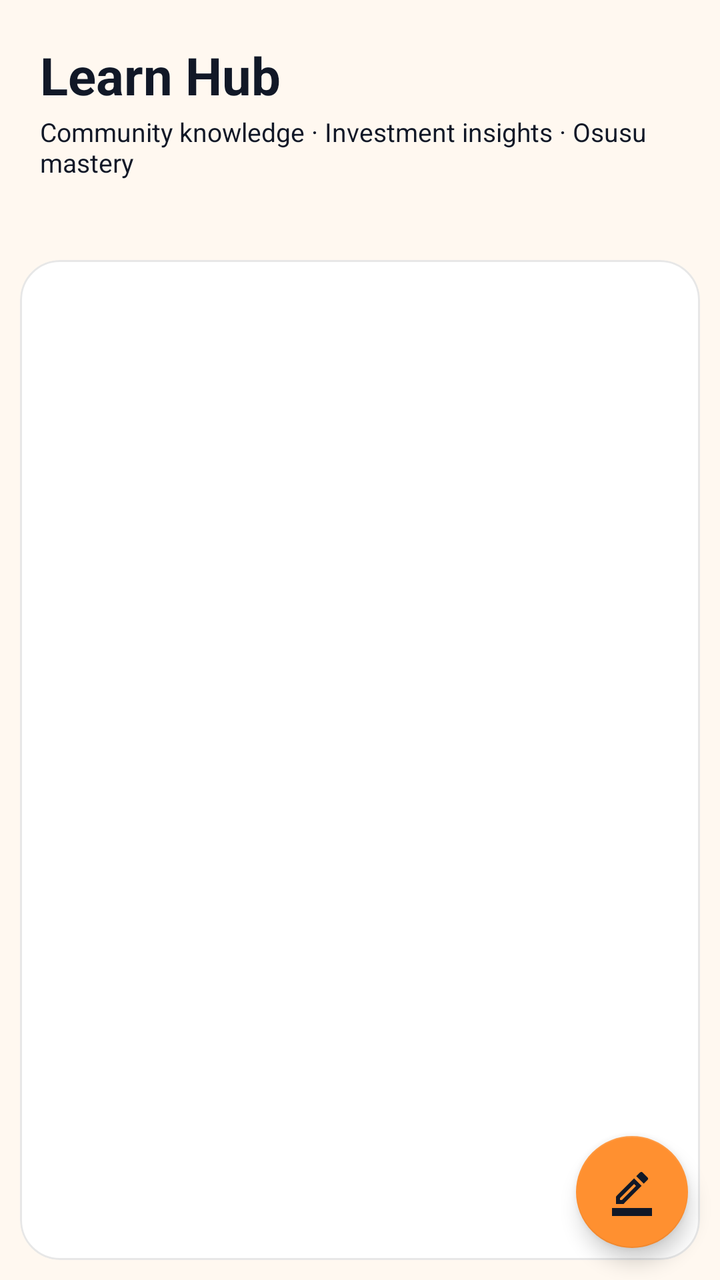
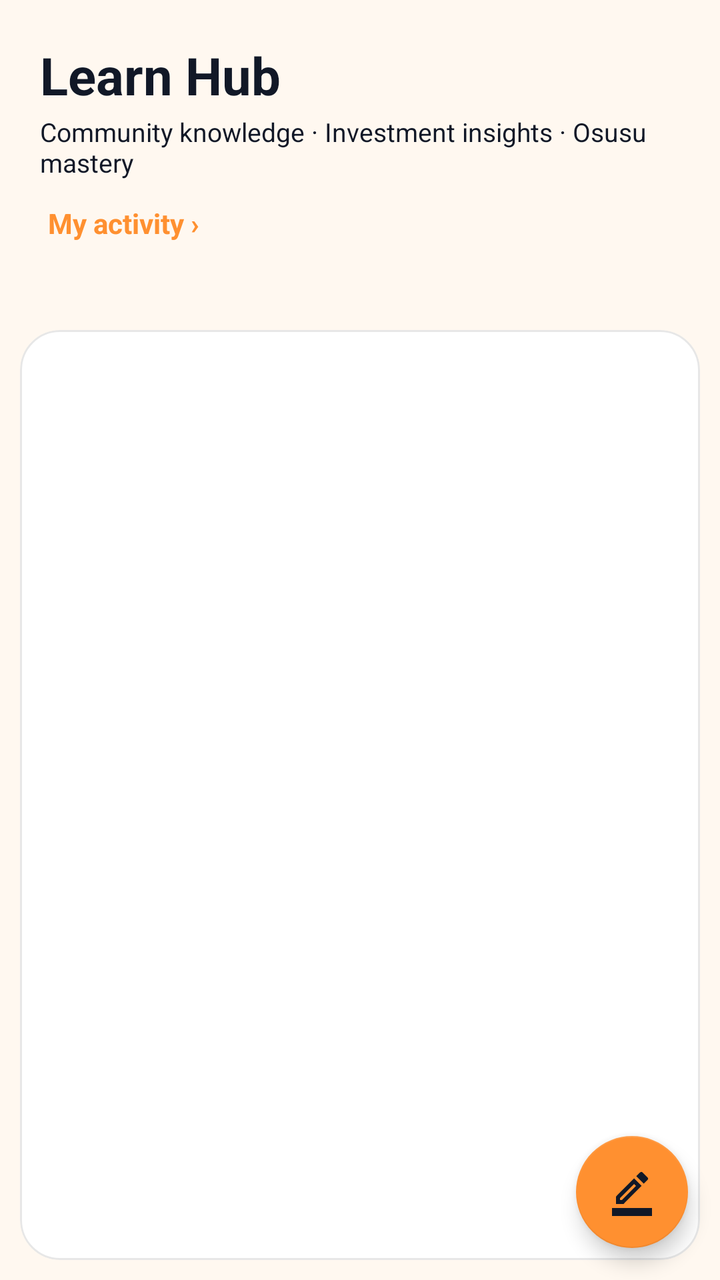

Compare the two renders of this Android layout. The source of the first and the diff that turns it into the second are given below.
<!-- AndroidManifest.xml: application theme AppTheme -->
<!-- res/layout/learn_fragment.xml -->
<androidx.coordinatorlayout.widget.CoordinatorLayout
	xmlns:android="http://schemas.android.com/apk/res/android"
	xmlns:app="http://schemas.android.com/apk/res-auto"
	xmlns:tools="http://schemas.android.com/tools"
	android:id="@+id/_coordinator"
	android:layout_width="match_parent"
	android:layout_height="match_parent">
	<LinearLayout
		android:layout_width="match_parent"
		android:layout_height="match_parent"
		android:orientation="vertical"
		android:background="@android:color/transparent"
		android:id="@+id/_main">
		<androidx.core.widget.NestedScrollView
			android:id="@+id/vscroll8"
			android:layout_width="match_parent"
			android:layout_height="match_parent"
			android:fillViewport="true"
			android:overScrollMode="never">
			<LinearLayout
				android:id="@+id/linear1"
				android:layout_width="match_parent"
				android:layout_height="match_parent"
				android:background="@android:color/transparent"
				android:orientation="vertical">
				<TextView
					android:id="@+id/textview1"
					android:layout_width="wrap_content"
					android:layout_height="wrap_content"
					android:layout_marginLeft="20dp"
					android:layout_marginTop="20dp"
					android:text="Learn Hub"
					android:textSize="26sp"
					android:textStyle="bold" />
				<TextView
					android:id="@+id/textview2"
					android:layout_width="wrap_content"
					android:layout_height="wrap_content"
					android:layout_marginLeft="20dp"
					android:layout_marginTop="2dp"
					android:layout_marginRight="20dp"
					android:text="Community knowledge · Investment insights · Osusu mastery"
					android:textSize="13sp" />
				<androidx.recyclerview.widget.RecyclerView
					android:id="@+id/recyclerview1"
					android:layout_width="match_parent"
					android:layout_height="wrap_content"
					android:layout_marginLeft="10dp"
					android:layout_marginTop="16dp"
					android:layout_marginRight="10dp"
					android:layout_marginBottom="8dp"
					android:paddingStart="10dp"
					android:paddingEnd="10dp"
					android:clipToPadding="false"
					app:layoutManager="androidx.recyclerview.widget.LinearLayoutManager" />
				<com.google.android.material.card.MaterialCardView
					android:id="@+id/cardview14"
					android:layout_width="match_parent"
					android:layout_height="0dp"
					android:layout_marginLeft="10dp"
					android:layout_marginTop="16dp"
					android:layout_marginRight="10dp"
					android:layout_marginBottom="10dp"
					app:cardBackgroundColor="@color/colorSurface"
					android:layout_weight="1"
					app:cardCornerRadius="20dp"
					app:cardElevation="0dp"
					app:strokeWidth="1dp"
					app:strokeColor="@color/whiteFaint10">
					<androidx.recyclerview.widget.RecyclerView
						android:id="@+id/recyclerview2"
						android:layout_width="match_parent"
						android:layout_height="match_parent"
						android:paddingLeft="5dp"
						android:paddingTop="8dp"
						android:paddingRight="5dp"
						android:paddingBottom="8dp"
						android:background="@android:color/transparent"
						android:clipToPadding="false"
						android:nestedScrollingEnabled="true"
						app:layoutManager="androidx.recyclerview.widget.LinearLayoutManager" />
				</com.google.android.material.card.MaterialCardView>
			</LinearLayout>
		</androidx.core.widget.NestedScrollView>
	</LinearLayout>
	<com.google.android.material.floatingactionbutton.FloatingActionButton
		android:id="@+id/_fab"
		android:layout_width="wrap_content"
		android:layout_height="wrap_content"
		android:layout_margin="16dp"
		android:layout_gravity="right|bottom"
		app:srcCompat="@drawable/icon_border_color_twotone" />
</androidx.coordinatorlayout.widget.CoordinatorLayout>
<!-- resources referenced by this layout -->
<resources>
  <color name="colorSurface">#FFFFFF</color>
  <color name="whiteFaint10">#18000000</color>
  <!-- drawable icon_border_color_twotone (drawable-xhdpi) -->
  <?xml version='1.0' encoding='UTF-8' standalone='yes' ?>
  <vector xmlns:android="http://schemas.android.com/apk/res/android" android:width="48dp" android:height="48dp" android:viewportWidth="24.0" android:viewportHeight="24.0"><path android:pathData="M16.81 8.94l-3.75-3.75L4 14.25V18h3.75l9.06-9.06zM6 16v-.92l7.06-7.06l.92.92L6.92 16H6zm13.71-9.96a.996.996 0 0 0 0-1.41l-2.34-2.34a1.001 1.001 0 0 0-1.41 0l-1.83 1.83l3.75 3.75l1.83-1.83zM2 20h20v4H2z" android:fillColor="#FFFFFF" /></vector>
  <style name="HarvanaTextView" parent="android:Widget.TextView">
          <item name="android:textColor">@color/colorTextPrimary</item>
      </style>
  <color name="colorAccent">#FF9030</color>
  <color name="colorTextOnAccent">#111827</color>
  <color name="colorAccentDark">#E57A14</color>
  <color name="colorError">#EF4444</color>
  <color name="colorTextPrimaryWhite">#FFFFFF</color>
  <color name="colorControlNormal">#6B7280</color>
  <color name="colorAccentRipple">#1AFF9030</color>
  <color name="colorAccentStroke">#33FF9030</color>
  <color name="colorAccentStrong">#B85F0A</color>
  <color name="colorTextPrimary">#111827</color>
  <color name="colorBackground">#FFF8F0</color>
  <color name="colorTextSecondary">#4B5563</color>
  <color name="colorTextTertiary">#6B7280</color>
  <style name="HarvanaAlertDialog" parent="ThemeOverlay.MaterialComponents.MaterialAlertDialog">
          <item name="colorPrimary">@color/colorAccent</item>
          <item name="colorAccent">@color/colorAccent</item>
          <item name="colorSurface">@color/colorSurface</item>
          <item name="colorOnPrimary">@color/colorTextOnAccent</item>
          <item name="colorOnSurface">@color/colorTextPrimary</item>
          <item name="android:textColorPrimary">@color/colorTextPrimary</item>
          <item name="android:textColor">@color/colorTextPrimary</item>
          <item name="android:windowBackground">@color/colorSurface</item>
          <item name="buttonBarPositiveButtonStyle">@style/HarvanaDialogButton</item>
          <item name="buttonBarNegativeButtonStyle">@style/HarvanaDialogButton</item>
          <item name="buttonBarNeutralButtonStyle">@style/HarvanaDialogButton</item>
      </style>
  <style name="HarvanaDialogButton" parent="Widget.MaterialComponents.Button.TextButton.Dialog">
          <item name="android:textColor">@color/colorAccent</item>
          <item name="android:minHeight">48dp</item>
      </style>
  <style name="HarvanaBottomSheetStyle" parent="Widget.MaterialComponents.BottomSheet.Modal">
          <item name="backgroundTint">?attr/colorSurface</item>
          <item name="shapeAppearanceOverlay">@style/HarvanaBottomSheetShape</item>
      </style>
  <style name="HarvanaBottomSheetShape" parent="">
          <item name="cornerFamily">rounded</item>
          <item name="cornerSizeTopLeft">20dp</item>
          <item name="cornerSizeTopRight">20dp</item>
          <item name="cornerSizeBottomLeft">0dp</item>
          <item name="cornerSizeBottomRight">0dp</item>
      </style>
  <!-- unchanged entries left out for length: 2 -->
</resources>

<!-- the commit's change to res/layout/learn_fragment.xml (unified diff, before → after) -->
@@ -41,6 +41,17 @@
 					android:layout_marginRight="20dp"
 					android:text="Community knowledge · Investment insights · Osusu mastery"
 					android:textSize="13sp" />
+				<TextView
+					android:id="@+id/tv_my_activity"
+					android:layout_width="wrap_content"
+					android:layout_height="wrap_content"
+					android:layout_marginLeft="20dp"
+					android:layout_marginTop="8dp"
+					android:padding="4dp"
+					android:text="My activity ›"
+					android:textColor="@color/colorAccent"
+					android:textSize="14sp"
+					android:textStyle="bold" />
 				<androidx.recyclerview.widget.RecyclerView
 					android:id="@+id/recyclerview1"
 					android:layout_width="match_parent"
